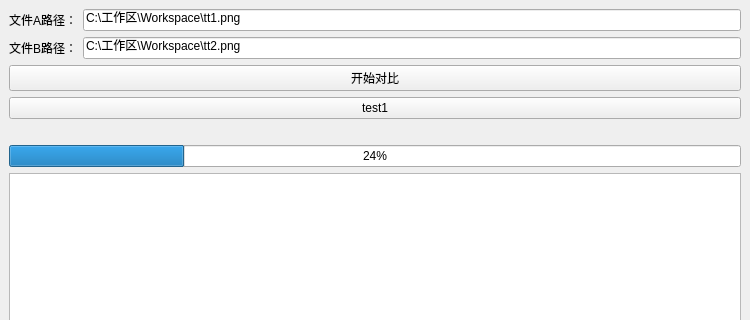
Old version of the form mainwindow.ui in the repository laisc7301/RuihuoFileComparison; both pictures show x 0 to 750 and y 0 to 320 of the 750 by 544 pixel window.
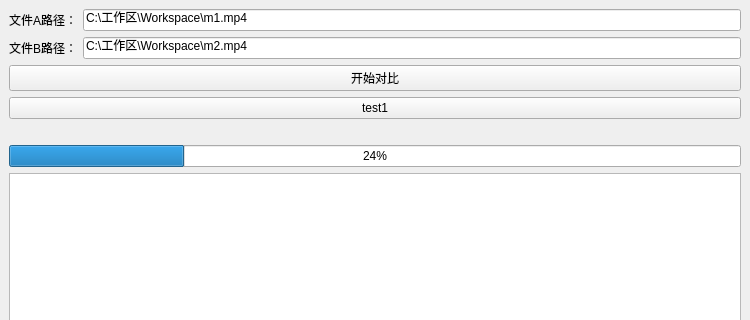
New version of the form. Custom widgets are drawn as their Qt base class.

The edit to the form file:
```diff
--- a/mainwindow.ui
+++ b/mainwindow.ui
@@ -32,7 +32,7 @@
         <item>
          <widget class="DragLineEdit" name="pathALineEdit">
           <property name="text">
-           <string>C:\工作区\Workspace\tt1.png</string>
+           <string>C:\工作区\Workspace\m1.mp4</string>
           </property>
          </widget>
         </item>
@@ -50,7 +50,7 @@
         <item>
          <widget class="DragLineEdit" name="pathBLineEdit">
           <property name="text">
-           <string>C:\工作区\Workspace\tt2.png</string>
+           <string>C:\工作区\Workspace\m2.mp4</string>
           </property>
          </widget>
         </item>
```
